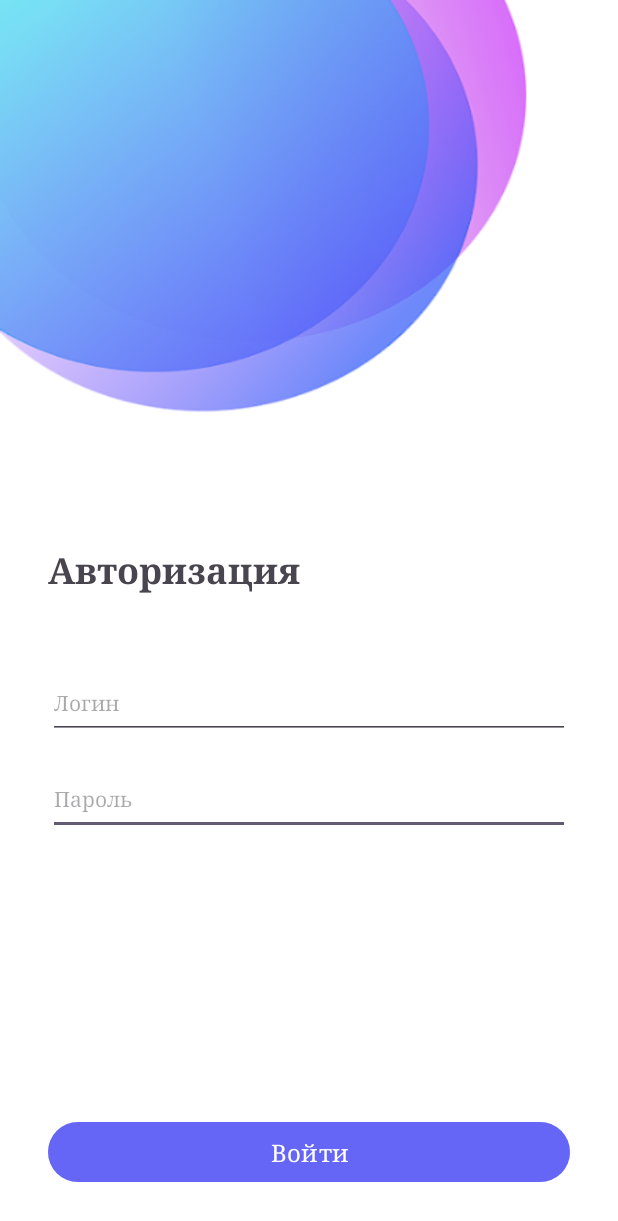
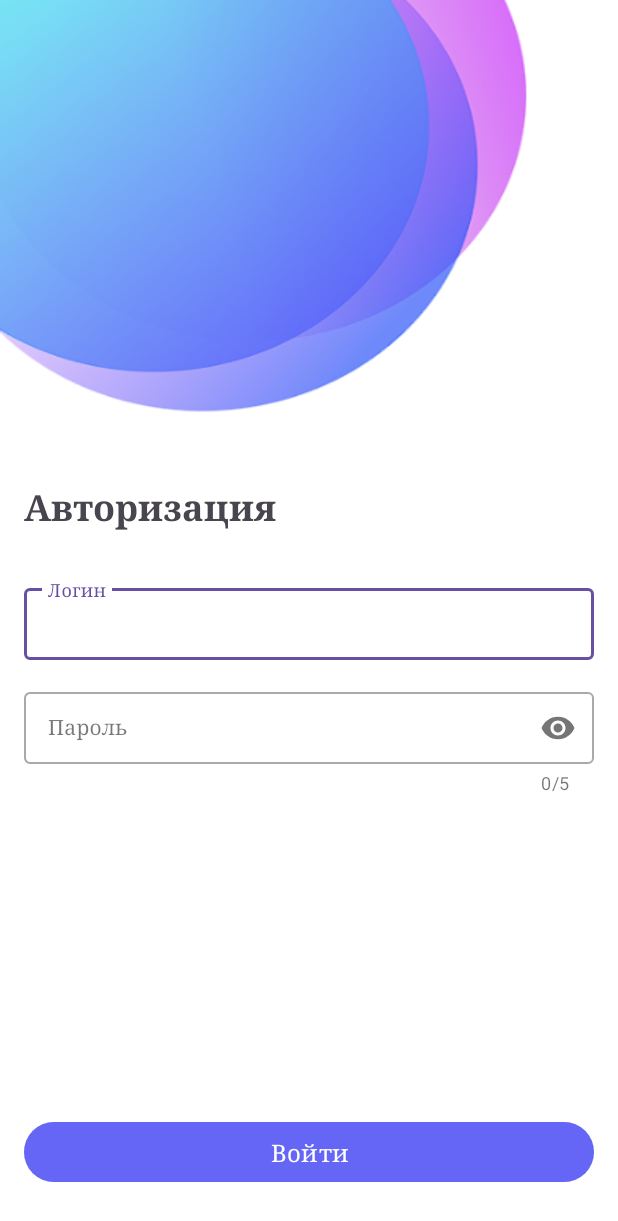
Before and after one commit to SergeiBaz/Test_Task_AuthAndShowList, an Android app: the screen it shows after launch (MainActivity), on a phone screen of 412 x 824 dp. Shown: the top 1221 px of the screen. Run offline under Robolectric (Android 15) with nearby library versions, the phone set to English and light mode, and no system bars; our stand-ins replace Dagger/Hilt's generated code.

```diff
--- a/app/src/main/java/com/example/testtask1/di/ServiceModule.kt
+++ b/app/src/main/java/com/example/testtask1/di/ServiceModule.kt
@@ -8,6 +8,7 @@ import dagger.hilt.InstallIn
 import dagger.hilt.android.components.ServiceComponent
 import retrofit2.Retrofit
 import javax.inject.Singleton
+
 @InstallIn(ServiceComponent::class)
 @Module
 class ServiceModule {
--- a/app/src/main/java/com/example/testtask1/model/LoginResponse.kt
+++ b/app/src/main/java/com/example/testtask1/model/LoginResponse.kt
@@ -4,5 +4,5 @@ import com.google.gson.annotations.SerializedName
 
 data class LoginResponse(
     @SerializedName("success") val _success: Boolean?,
-    @SerializedName("response") val _response: Response?,
+    @SerializedName("response") val _response: ResponseToken?,
 )
--- /dev/null
+++ b/app/src/main/java/com/example/testtask1/model/TokenStorage.kt
@@ -0,0 +1,5 @@
+package com.example.testtask1.model
+
+object TokenStorage {
+    var token: String = ""
+}
--- a/app/src/main/java/com/example/testtask1/repository/AuthRepository.kt
+++ b/app/src/main/java/com/example/testtask1/repository/AuthRepository.kt
@@ -20,7 +20,6 @@ class AuthRepository @Inject constructor(
     }
 
     suspend fun logInUser(user: User): String? {
-       return authApi.logInUser(createRequestBody(user))?._response?._token
+        return authApi.logInUser(createRequestBody(user))?._response?._token
     }
-
 }
--- a/app/src/main/java/com/example/testtask1/view/ListPaymentsFragment.kt
+++ b/app/src/main/java/com/example/testtask1/view/ListPaymentsFragment.kt
@@ -33,7 +33,6 @@ class ListPaymentsFragment : Fragment() {
         viewModelPayment.getListPayments()
         viewModelPayment.currentPaymentState.observe(viewLifecycleOwner) {
             adapter.setPayments(it)
-            Log.d("logP", "$it")
         }
         val manager = LinearLayoutManager(activity)
         binding.paymentRecyclerView.layoutManager = manager
--- a/app/src/main/java/com/example/testtask1/view/adapters/PaymentAdapter.kt
+++ b/app/src/main/java/com/example/testtask1/view/adapters/PaymentAdapter.kt
@@ -24,10 +24,11 @@ class PaymentAdapter : RecyclerView.Adapter<PaymentAdapter.PaymentViewHolder>()
 
     override fun onBindViewHolder(holder: PaymentViewHolder, position: Int) {
         val payment = payments[position]
+        val created = "MASTERCARD ${payment.created}"
         with(holder.binding) {
             paymentText.text = payment.title
             amoutText.text = payment.amount
-            cardText.text = " MASTERCARD ${payment.created}"
+            cardText.text = created
         }
     }
 
--- a/app/src/main/java/com/example/testtask1/viewModel/AuthViewModel.kt
+++ b/app/src/main/java/com/example/testtask1/viewModel/AuthViewModel.kt
@@ -24,7 +24,6 @@ class AuthViewModel @Inject constructor(
     fun logInUser(user: User) {
         viewModelScope.launch {
             val token = repository.logInUser(user)
-            delay(3000)
             Log.d("log", "${token}")
             withContext(Dispatchers.Main){
                 _currentTokenState.value = token
--- a/app/src/main/res/layout/fragment_list_payments.xml
+++ b/app/src/main/res/layout/fragment_list_payments.xml
@@ -53,7 +53,9 @@
             android:id="@+id/paymentRecyclerView"
             android:layout_width="match_parent"
             android:layout_height="match_parent"
-            android:padding="5dp" />
+            android:padding="5dp"
+            android:paddingTop="5dp"
+            android:paddingBottom="5dp" />
     </androidx.cardview.widget.CardView>
 
     <Button
--- a/app/src/main/res/layout/fragment_log_in.xml
+++ b/app/src/main/res/layout/fragment_log_in.xml
@@ -23,44 +23,66 @@
         android:layout_height="wrap_content"
         android:orientation="horizontal"
         app:layout_constraintBottom_toBottomOf="parent"
-        app:layout_constraintGuide_percent="0.500684"
+        app:layout_constraintGuide_percent="0.45"
         app:layout_constraintTop_toTopOf="parent" />
 
-    <EditText
-        android:id="@+id/pass_et"
+    <com.google.android.material.textfield.TextInputLayout
+        android:id="@+id/emailContainer"
+        style="@style/Widget.MaterialComponents.TextInputLayout.OutlinedBox.Dense"
         android:layout_width="0dp"
         android:layout_height="wrap_content"
+        android:layout_marginHorizontal="20dp"
+        android:layout_marginStart="16dp"
         android:layout_marginTop="16dp"
-        android:fontFamily="serif"
-        android:hint="@string/password"
-        android:inputType="textPassword"
-        android:minHeight="48dp"
-        android:textColor="@color/black"
-        android:textSize="14dp"
-        app:layout_constraintEnd_toEndOf="@+id/login_et"
-        app:layout_constraintHorizontal_bias="1.0"
-        app:layout_constraintStart_toStartOf="@+id/login_et"
-        app:layout_constraintTop_toBottomOf="@+id/login_et"
-        tools:ignore="TextSizeCheck" />
-
-    <EditText
-        android:id="@+id/login_et"
-        android:layout_width="0dp"
-        android:layout_height="wrap_content"
-        android:layout_marginStart="32dp"
-        android:layout_marginTop="32dp"
-        android:layout_marginEnd="32dp"
-        android:fontFamily="serif"
-        android:hint="@string/login"
-        android:inputType="textPassword"
-        android:minHeight="48dp"
-        android:textColor="@color/black"
-        android:textSize="14dp"
+        android:layout_marginEnd="16dp"
+        app:hintAnimationEnabled="true"
         app:layout_constraintEnd_toEndOf="parent"
         app:layout_constraintHorizontal_bias="1.0"
         app:layout_constraintStart_toStartOf="parent"
-        app:layout_constraintTop_toTopOf="@+id/guideline2"
-        tools:ignore="TextSizeCheck" />
+        app:layout_constraintTop_toTopOf="@+id/guideline2">
+
+        <com.google.android.material.textfield.TextInputEditText
+            android:id="@+id/emailEditText"
+            android:layout_width="match_parent"
+            android:layout_height="match_parent"
+            android:fontFamily="serif"
+            android:hint="@string/login"
+            android:inputType="textEmailAddress"
+            android:lines="1"
+            android:minHeight="48dp"
+            android:textColor="@color/black"
+            android:textSize="14sp" />
+    </com.google.android.material.textfield.TextInputLayout>
+
+    <com.google.android.material.textfield.TextInputLayout
+        android:id="@+id/passwordContainer"
+        style="@style/Widget.MaterialComponents.TextInputLayout.OutlinedBox.Dense"
+        android:layout_width="0dp"
+        android:layout_height="wrap_content"
+        android:layout_marginHorizontal="20dp"
+        android:layout_marginStart="16dp"
+        android:layout_marginTop="16dp"
+        android:layout_marginEnd="16dp"
+        app:counterEnabled="true"
+        app:counterMaxLength="5"
+        app:layout_constraintEnd_toEndOf="parent"
+        app:layout_constraintStart_toStartOf="parent"
+        app:layout_constraintTop_toBottomOf="@+id/emailContainer"
+        app:passwordToggleEnabled="true">
+
+        <com.google.android.material.textfield.TextInputEditText
+            android:id="@+id/passwordEditText"
+            android:layout_width="match_parent"
+            android:layout_height="match_parent"
+            android:fontFamily="serif"
+            android:hint="@string/password"
+            android:inputType="textPassword"
+            android:lines="1"
+            android:maxLength="5"
+            android:minHeight="48dp"
+            android:textColor="@color/black"
+            android:textSize="14sp" />
+    </com.google.android.material.textfield.TextInputLayout>
 
     <Button
         android:id="@+id/sing_in_button"
@@ -72,8 +94,8 @@
         android:text="@string/sing_in"
         android:textSize="16sp"
         app:layout_constraintBottom_toTopOf="@+id/progressBar"
-        app:layout_constraintEnd_toEndOf="@+id/pass_et"
-        app:layout_constraintStart_toStartOf="@+id/pass_et" />
+        app:layout_constraintEnd_toEndOf="@+id/passwordContainer"
+        app:layout_constraintStart_toStartOf="@+id/passwordContainer" />
 
     <TextView
         android:id="@+id/text_auth"
@@ -85,7 +107,7 @@
         android:textSize="24sp"
         android:textStyle="bold"
         app:layout_constraintBottom_toTopOf="@+id/guideline2"
-        app:layout_constraintStart_toStartOf="@+id/login_et" />
+        app:layout_constraintStart_toStartOf="@+id/emailContainer" />
 
     <ProgressBar
         android:id="@+id/progressBar"
--- a/app/src/main/res/values/strings.xml
+++ b/app/src/main/res/values/strings.xml
@@ -8,9 +8,10 @@
     <string name="authorization">Авторизация</string>
     <string name="list_payments">Список платежей</string>
     <string name="payment">Покупка</string>
-    <string name="card">MASTERCARD ****3241</string>
+    <string name="card">MASTERCARD</string>
     <string name="amout">$99.9</string>
     <string name="data">12/12/23</string>
     <string name="id">id</string>
     <string name="exit">Выход</string>
+    <string name="required_for_entry">Обязательно для ввода!</string>
 </resources>
```
Also changed, not shown: app/src/main/java/com/example/testtask1/di/TokenInterceptor.kt (+2 -6 lines), app/src/main/java/com/example/testtask1/model/Response.kt (deleted, +0 -7 lines), app/src/main/java/com/example/testtask1/model/ResponseToken.kt (+5 -3 lines), app/src/main/java/com/example/testtask1/view/LogInFragment.kt (+34 -12 lines), app/src/main/res/layout/item_payment.xml (+5 -16 lines).
